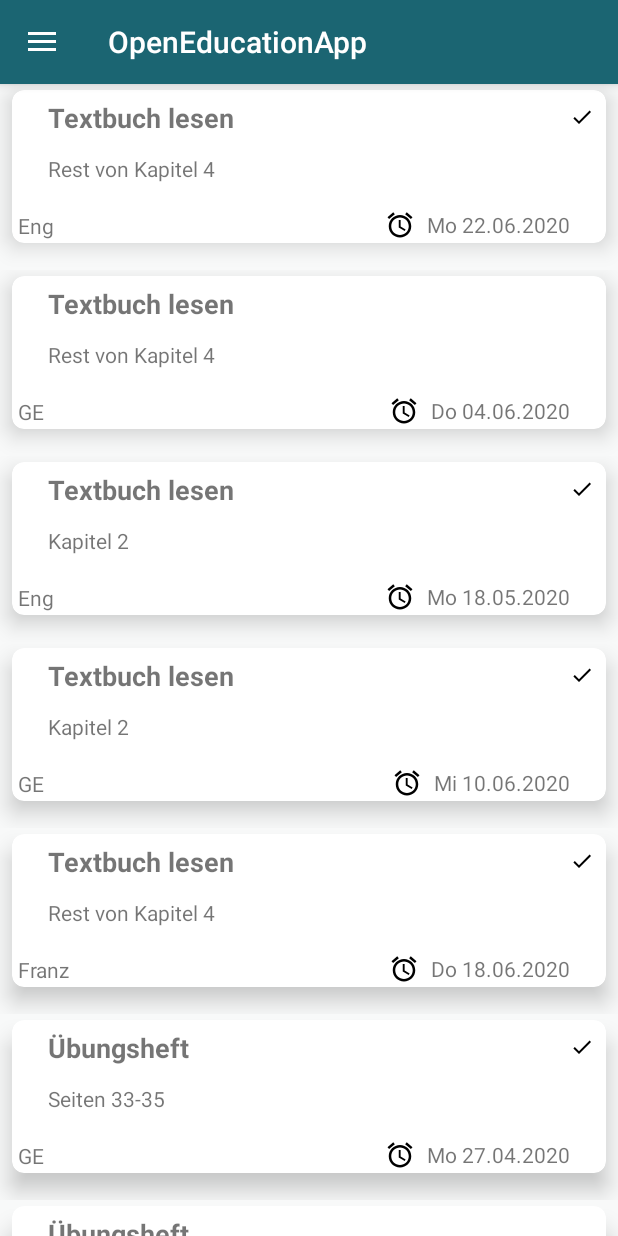
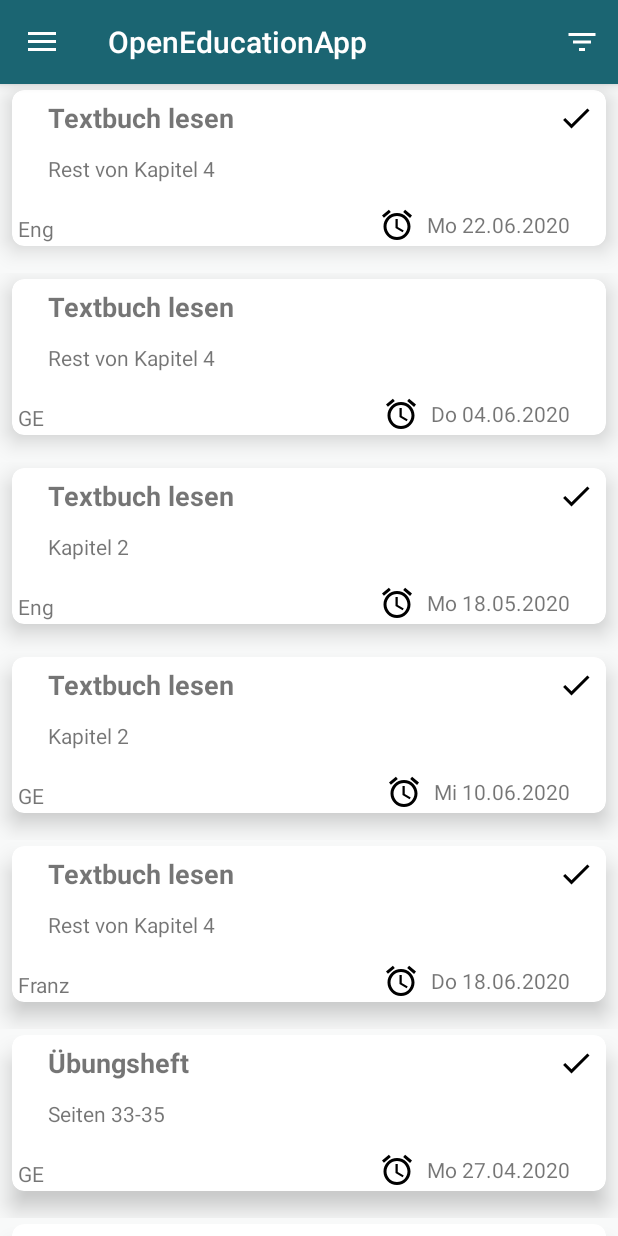
Before and after one commit to kaiott/open-education-app, an Android app: the MainActivity screen opened directly, with no data from a screen before it, on a phone screen of 412 x 824 dp. Run offline under Robolectric (Android 15) with nearby library versions, the phone set to English and light mode, and no system bars.

Commit message:
make filter and associate shared preferences

```diff
--- a/app/src/main/java/com/example/openeducationapp/MainActivity.java
+++ b/app/src/main/java/com/example/openeducationapp/MainActivity.java
@@ -2,22 +2,32 @@ package com.example.openeducationapp;
 
 import androidx.annotation.NonNull;
 import androidx.appcompat.app.ActionBarDrawerToggle;
+import androidx.appcompat.app.AlertDialog;
 import androidx.appcompat.app.AppCompatActivity;
 import androidx.appcompat.widget.Toolbar;
 import androidx.core.view.GravityCompat;
 import androidx.drawerlayout.widget.DrawerLayout;
 
+import android.content.DialogInterface;
 import android.content.Intent;
+import android.content.SharedPreferences;
 import android.os.Bundle;
 import android.util.Log;
+import android.view.Menu;
+import android.view.MenuInflater;
 import android.view.MenuItem;
 import android.widget.Toast;
 
 import com.google.android.material.navigation.NavigationView;
 
+import java.util.Locale;
+
 public class MainActivity extends AppCompatActivity implements NavigationView.OnNavigationItemSelectedListener {
     private DrawerLayout drawer;
     NavigationView navigationView;
+
+    boolean[] filterDialogSelection = {true, true};
+    String[] filterDialogItems = {"Aufgaben aus der Vergangenheit anzeigen", "Erledigte Aufgaben anzeigen"};
 
     @Override
     protected void onCreate(Bundle savedInstanceState) {
@@ -37,18 +47,37 @@ public class MainActivity extends AppCompatActivity implements NavigationView.On
         drawer.addDrawerListener(toggle);
         toggle.syncState();
 
-        if (savedInstanceState == null) {
-            getSupportFragmentManager().beginTransaction().replace(R.id.fragment_container,
-                    new MainFragment(R.id.nav_tasks)).commit();
+        updatePreferences();
+        updateUI();
+    }
+
+    protected void updateUI() {
+        if (navigationView.getCheckedItem() == null) {
             navigationView.setCheckedItem(R.id.nav_tasks);
+        }
+        getSupportFragmentManager().beginTransaction().replace(R.id.fragment_container,
+                new MainFragment(navigationView.getCheckedItem().getItemId())).commit();
+    }
+
+    protected void updatePreferences() {
+        SharedPreferences preferences = getSharedPreferences("init", MODE_PRIVATE);
+        for (int i = 0; i < filterDialogSelection.length; i++) {
+            filterDialogSelection[i] = preferences.getBoolean(String.format(Locale.ENGLISH,"filterSelection%d", i), true);
         }
     }
 
     @Override
     protected void onResume() {
         super.onResume();
-        getSupportFragmentManager().beginTransaction().replace(R.id.fragment_container,
-                new MainFragment(navigationView.getCheckedItem().getItemId())).commit();
+        updatePreferences();
+        updateUI();
+    }
+
+    @Override
+    public boolean onCreateOptionsMenu(Menu menu) {
+        MenuInflater inflater = getMenuInflater();
+        inflater.inflate(R.menu.main_menu, menu);
+        return true;
     }
 
     @Override
@@ -77,6 +106,42 @@ public class MainActivity extends AppCompatActivity implements NavigationView.On
     }
 
     @Override
+    public boolean onOptionsItemSelected(@NonNull MenuItem item) {
+        if (item.getItemId() == R.id.filter_icon) {
+            AlertDialog dialog = makeFilterAlert();
+            dialog.show();
+            return true;
+        }
+        return super.onOptionsItemSelected(item);
+    }
+
+    protected AlertDialog makeFilterAlert() {
+        AlertDialog.Builder mBuilder = new AlertDialog.Builder(MainActivity.this);
+        mBuilder.setMultiChoiceItems(filterDialogItems, filterDialogSelection, new DialogInterface.OnMultiChoiceClickListener() {
+                    @Override
+                    public void onClick(DialogInterface dialogInterface, int i, boolean b) {
+                        SharedPreferences preferences = getSharedPreferences("init", MODE_PRIVATE);
+                        SharedPreferences.Editor editor = preferences.edit();
+                        try {
+                            filterDialogSelection[i] = b;
+                        } catch (IndexOutOfBoundsException be) {
+                            be.printStackTrace();
+                        }
+                        editor.putBoolean(String.format(Locale.ENGLISH,"filterSelection%d",i),b);
+                        editor.apply();
+                    }
+                })
+                .setPositiveButton("OK", new DialogInterface.OnClickListener() {
+                    @Override
+                    public void onClick(DialogInterface dialog, int which) {
+                        //updateEvents();
+                        //updateUI();
+                    }
+                });
+        return mBuilder.create();
+    }
+
+    @Override
     public void onBackPressed() {
         if (drawer.isDrawerOpen(GravityCompat.START)) {
             drawer.closeDrawer(GravityCompat.START);
--- /dev/null
+++ b/app/src/main/res/drawable/ic_filter_list_white_24dp.xml
@@ -0,0 +1,5 @@
+<vector android:height="24dp" android:tint="#FFFFFF"
+    android:viewportHeight="24.0" android:viewportWidth="24.0"
+    android:width="24dp" xmlns:android="http://schemas.android.com/apk/res/android">
+    <path android:fillColor="#FF000000" android:pathData="M10,18h4v-2h-4v2zM3,6v2h18L21,6L3,6zM6,13h12v-2L6,11v2z"/>
+</vector>
--- a/app/src/main/res/layout/task_tile.xml
+++ b/app/src/main/res/layout/task_tile.xml
@@ -36,8 +36,8 @@
 
             <ImageView
                 android:id="@+id/timeImage"
-                android:layout_width="20dp"
-                android:layout_height="20dp"
+                android:layout_width="wrap_content"
+                android:layout_height="wrap_content"
                 android:layout_marginEnd="8dp"
                 app:layout_constraintBottom_toBottomOf="@id/task_deadline"
                 app:layout_constraintEnd_toStartOf="@id/task_deadline"
@@ -82,12 +82,12 @@
 
             <ImageView
                 android:id="@+id/task_status"
-                android:layout_width="16dp"
-                android:layout_height="16dp"
-                android:layout_marginTop="8dp"
+                android:layout_width="wrap_content"
+                android:layout_height="wrap_content"
                 android:layout_marginEnd="8dp"
+                app:layout_constraintBottom_toBottomOf="@+id/task_title"
                 app:layout_constraintEnd_toEndOf="parent"
-                app:layout_constraintTop_toTopOf="parent"
+                app:layout_constraintTop_toTopOf="@+id/task_title"
                 app:srcCompat="@drawable/ic_done_black_24dp" />
 
             <TextView
--- /dev/null
+++ b/app/src/main/res/menu/main_menu.xml
@@ -0,0 +1,8 @@
+<?xml version="1.0" encoding="utf-8"?>
+<menu xmlns:android="http://schemas.android.com/apk/res/android"
+    xmlns:app="http://schemas.android.com/apk/res-auto">
+    <item android:id="@+id/filter_icon"
+        android:icon="@drawable/ic_filter_list_white_24dp"
+        android:title="Filter events"
+        app:showAsAction="ifRoom"/>
+</menu>
```
Also changed, not shown: app/src/main/res/drawable/ic_filter_list_black_24dp.xml (added, +9 -0 lines).
